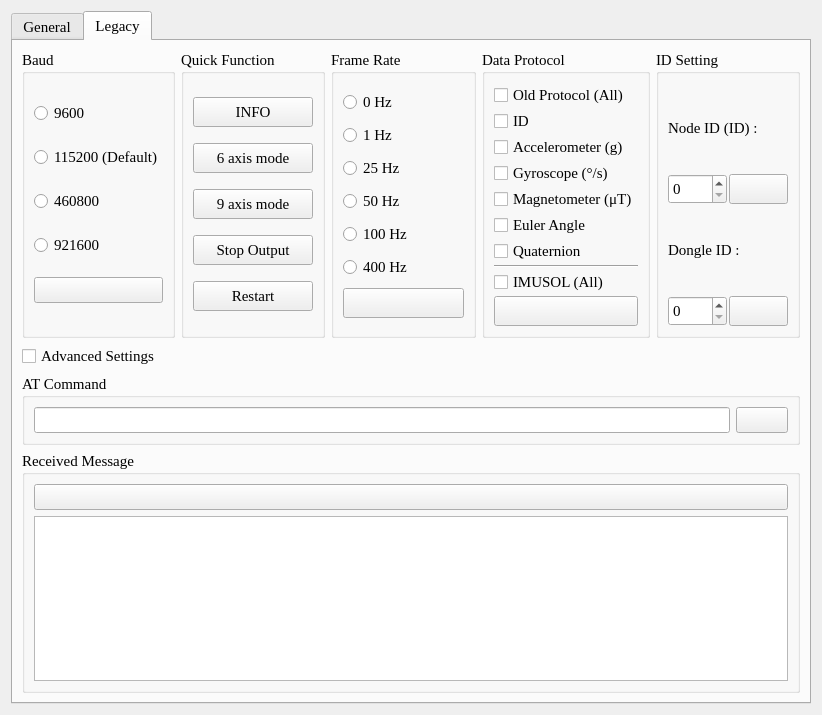
Before: the Qt Designer form CHCenter/chsettingform.ui in dongFangTuring/CHCenter, drawn with Qt 5.
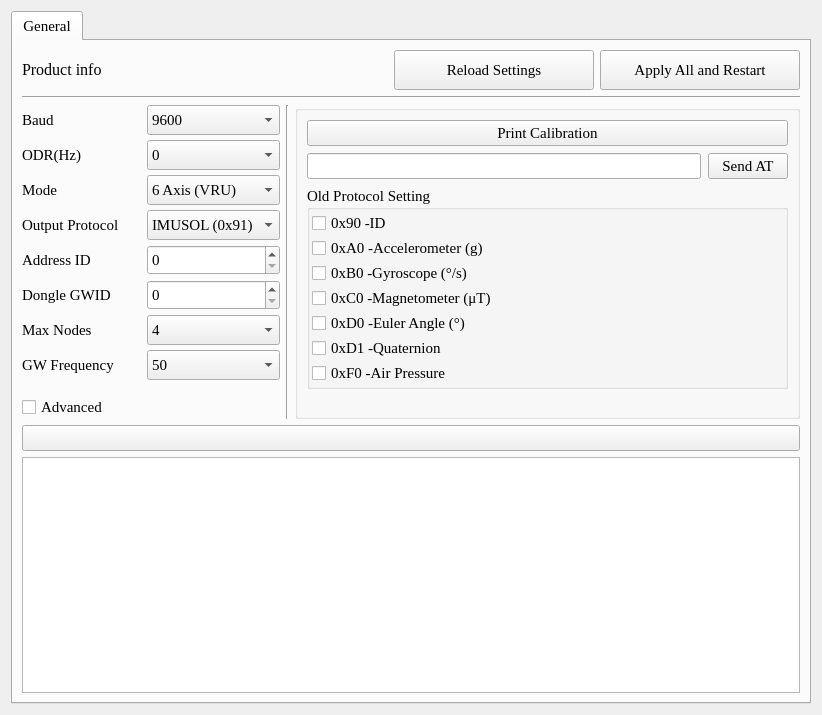
After: the same form once the commit is applied. The open tabs and pages were chosen to show the change. Icons and pictures are not drawn.

Diff of the .ui file:
```diff
--- a/CHCenter/chsettingform.ui
+++ b/CHCenter/chsettingform.ui
@@ -599,493 +599,6 @@
        </item>
       </layout>
      </widget>
-     <widget class="QWidget" name="tab_2">
-      <attribute name="title">
-       <string>Legacy</string>
-      </attribute>
-      <layout class="QVBoxLayout" name="verticalLayout_6">
-       <item>
-        <layout class="QHBoxLayout" name="horizontalLayout_4">
-         <item>
-          <widget class="QGroupBox" name="BaudrateGB">
-           <property name="title">
-            <string>Baud</string>
-           </property>
-           <layout class="QVBoxLayout" name="verticalLayout">
-            <property name="spacing">
-             <number>2</number>
-            </property>
-            <item>
-             <widget class="QRadioButton" name="BR9600BTN">
-              <property name="text">
-               <string>9600</string>
-              </property>
-             </widget>
-            </item>
-            <item>
-             <widget class="QRadioButton" name="BR115200BTN">
-              <property name="text">
-               <string>115200 (Default)</string>
-              </property>
-             </widget>
-            </item>
-            <item>
-             <widget class="QRadioButton" name="BR460800BTN">
-              <property name="text">
-               <string>460800</string>
-              </property>
-             </widget>
-            </item>
-            <item>
-             <widget class="QRadioButton" name="BR921600BTN">
-              <property name="text">
-               <string>921600</string>
-              </property>
-             </widget>
-            </item>
-            <item>
-             <widget class="QPushButton" name="BRSetBTN">
-              <property name="text">
-               <string/>
-              </property>
-              <property name="icon">
-               <iconset resource="resources.qrc">
-                <normaloff>:/images/send.png</normaloff>:/images/send.png</iconset>
-              </property>
-              <property name="iconSize">
-               <size>
-                <width>20</width>
-                <height>20</height>
-               </size>
-              </property>
-             </widget>
-            </item>
-           </layout>
-          </widget>
-         </item>
-         <item>
-          <widget class="QGroupBox" name="QuickGB">
-           <property name="title">
-            <string>Quick Function</string>
-           </property>
-           <layout class="QVBoxLayout" name="verticalLayout_3">
-            <property name="spacing">
-             <number>2</number>
-            </property>
-            <item>
-             <widget class="QPushButton" name="InfoBTN">
-              <property name="minimumSize">
-               <size>
-                <width>100</width>
-                <height>30</height>
-               </size>
-              </property>
-              <property name="text">
-               <string>INFO</string>
-              </property>
-             </widget>
-            </item>
-            <item>
-             <widget class="QPushButton" name="Mode6AxisBTN">
-              <property name="minimumSize">
-               <size>
-                <width>100</width>
-                <height>30</height>
-               </size>
-              </property>
-              <property name="text">
-               <string>6 axis mode</string>
-              </property>
-             </widget>
-            </item>
-            <item>
-             <widget class="QPushButton" name="Mode9AxisBTN">
-              <property name="minimumSize">
-               <size>
-                <width>100</width>
-                <height>30</height>
-               </size>
-              </property>
-              <property name="text">
-               <string>9 axis mode</string>
-              </property>
-             </widget>
-            </item>
-            <item>
-             <widget class="QPushButton" name="StopStreamBTN">
-              <property name="minimumSize">
-               <size>
-                <width>100</width>
-                <height>30</height>
-               </size>
-              </property>
-              <property name="text">
-               <string>Stop Output</string>
-              </property>
-             </widget>
-            </item>
-            <item>
-             <widget class="QPushButton" name="RestartBTN">
-              <property name="minimumSize">
-               <size>
-                <width>100</width>
-                <height>30</height>
-               </size>
-              </property>
-              <property name="text">
-               <string>Restart</string>
-              </property>
-             </widget>
-            </item>
-           </layout>
-          </widget>
-         </item>
-         <item>
-          <widget class="QGroupBox" name="FrameRateGB">
-           <property name="title">
-            <string>Frame Rate</string>
-           </property>
-           <layout class="QGridLayout" name="gridLayout_2">
-            <property name="verticalSpacing">
-             <number>2</number>
-            </property>
-            <item row="7" column="0">
-             <widget class="QRadioButton" name="FR100BTN">
-              <property name="text">
-               <string>100 Hz</string>
-              </property>
-             </widget>
-            </item>
-            <item row="9" column="0">
-             <widget class="QPushButton" name="FRSetBTN">
-              <property name="minimumSize">
-               <size>
-                <width>0</width>
-                <height>30</height>
-               </size>
-              </property>
-              <property name="text">
-               <string/>
-              </property>
-              <property name="icon">
-               <iconset resource="resources.qrc">
-                <normaloff>:/images/send.png</normaloff>:/images/send.png</iconset>
-              </property>
-             </widget>
-            </item>
-            <item row="5" column="0">
-             <widget class="QRadioButton" name="FR25BTN">
-              <property name="text">
-               <string>25 Hz</string>
-              </property>
-             </widget>
-            </item>
-            <item row="6" column="0">
-             <widget class="QRadioButton" name="FR50BTN">
-              <property name="text">
-               <string>50 Hz</string>
-              </property>
-             </widget>
-            </item>
-            <item row="3" column="0">
-             <widget class="QRadioButton" name="FR0BTN">
-              <property name="text">
-               <string>0 Hz</string>
-              </property>
-             </widget>
-            </item>
-            <item row="4" column="0">
-             <widget class="QRadioButton" name="FR1BTN">
-              <property name="text">
-               <string>1 Hz</string>
-              </property>
-             </widget>
-            </item>
-            <item row="8" column="0">
-             <widget class="QRadioButton" name="FR400BTN">
-              <property name="text">
-               <string>400 Hz</string>
-              </property>
-             </widget>
-            </item>
-           </layout>
-          </widget>
-         </item>
-         <item>
-          <widget class="QGroupBox" name="DataProtocolGB">
-           <property name="title">
-            <string>Data Protocol</string>
-           </property>
-           <layout class="QVBoxLayout" name="verticalLayout_2">
-            <property name="spacing">
-             <number>2</number>
-            </property>
-            <item>
-             <widget class="QCheckBox" name="OldPTLCheckBox">
-              <property name="text">
-               <string>Old Protocol (All)</string>
-              </property>
-             </widget>
-            </item>
-            <item>
-             <widget class="QCheckBox" name="IDCheckBox">
-              <property name="text">
-               <string>ID</string>
-              </property>
-             </widget>
-            </item>
-            <item>
-             <widget class="QCheckBox" name="AccCheckBox">
-              <property name="text">
-               <string>Accelerometer (g)</string>
-              </property>
-             </widget>
-            </item>
-            <item>
-             <widget class="QCheckBox" name="GyroCheckBox">
-              <property name="text">
-               <string>Gyroscope (°/s)</string>
-              </property>
-             </widget>
-            </item>
-            <item>
-             <widget class="QCheckBox" name="MagCheckBox">
-              <property name="text">
-               <string>Magnetometer (μT)</string>
-              </property>
-             </widget>
-            </item>
-            <item>
-             <widget class="QCheckBox" name="EulerCheckBox">
-              <property name="text">
-               <string>Euler Angle</string>
-              </property>
-             </widget>
-            </item>
-            <item>
-             <widget class="QCheckBox" name="QuatCheckBox">
-              <property name="text">
-               <string>Quaternion</string>
-              </property>
-             </widget>
-            </item>
-            <item>
-             <widget class="Line" name="line">
-              <property name="orientation">
-               <enum>Qt::Horizontal</enum>
-              </property>
-             </widget>
-            </item>
-            <item>
-             <widget class="QCheckBox" name="IMUSOLCheckBox">
-              <property name="text">
-               <string>IMUSOL (All)</string>
-              </property>
-             </widget>
-            </item>
-            <item>
-             <widget class="QPushButton" name="ProtocolSetBTN">
-              <property name="minimumSize">
-               <size>
-                <width>0</width>
-                <height>30</height>
-               </size>
-              </property>
-              <property name="text">
-               <string/>
-              </property>
-              <property name="icon">
-               <iconset resource="resources.qrc">
-                <normaloff>:/images/send.png</normaloff>:/images/send.png</iconset>
-              </property>
-             </widget>
-            </item>
-           </layout>
-          </widget>
-         </item>
-         <item>
-          <widget class="QGroupBox" name="IDSettingGB">
-           <property name="title">
-            <string>ID Setting</string>
-           </property>
-           <layout class="QVBoxLayout" name="verticalLayout_4">
-            <property name="spacing">
-             <number>2</number>
-            </property>
-            <item>
-             <widget class="QLabel" name="label">
-              <property name="text">
-               <string>Node ID (ID) : </string>
-              </property>
-             </widget>
-            </item>
-            <item>
-             <layout class="QHBoxLayout" name="horizontalLayout">
-              <item>
-               <widget class="QSpinBox" name="IDInput">
-                <property name="minimumSize">
-                 <size>
-                  <width>0</width>
-                  <height>30</height>
-                 </size>
-                </property>
-               </widget>
-              </item>
-              <item>
-               <widget class="QPushButton" name="IDSetBTN">
-                <property name="minimumSize">
-                 <size>
-                  <width>0</width>
-                  <height>30</height>
-                 </size>
-                </property>
-                <property name="text">
-                 <string/>
-                </property>
-                <property name="icon">
-                 <iconset resource="resources.qrc">
-                  <normaloff>:/images/send.png</normaloff>:/images/send.png</iconset>
-                </property>
-               </widget>
-              </item>
-             </layout>
-            </item>
-            <item>
-             <widget class="QLabel" name="label_2">
-              <property name="text">
-               <string>Dongle ID : </string>
-              </property>
-             </widget>
-            </item>
-            <item>
-             <layout class="QHBoxLayout" name="horizontalLayout_5">
-              <item>
-               <widget class="QSpinBox" name="GWIDInput">
-                <property name="minimumSize">
-                 <size>
-                  <width>0</width>
-                  <height>30</height>
-                 </size>
-                </property>
-               </widget>
-              </item>
-              <item>
-               <widget class="QPushButton" name="GWIDSetBTN">
-                <property name="minimumSize">
-                 <size>
-                  <width>0</width>
-                  <height>30</height>
-                 </size>
-                </property>
-                <property name="text">
-                 <string/>
-                </property>
-                <property name="icon">
-                 <iconset resource="resources.qrc">
-                  <normaloff>:/images/send.png</normaloff>:/images/send.png</iconset>
-                </property>
-               </widget>
-              </item>
-             </layout>
-            </item>
-           </layout>
-          </widget>
-         </item>
-        </layout>
-       </item>
-       <item>
-        <widget class="QCheckBox" name="AdvancedCheckBox">
-         <property name="layoutDirection">
-          <enum>Qt::LeftToRight</enum>
-         </property>
-         <property name="text">
-          <string>Advanced Settings</string>
-         </property>
-        </widget>
-       </item>
-       <item>
-        <widget class="QGroupBox" name="ATcmdGB">
-         <property name="title">
-          <string>AT Command</string>
-         </property>
-         <layout class="QHBoxLayout" name="horizontalLayout_2">
-          <item>
-           <widget class="QLineEdit" name="ATcmdInput">
-            <property name="minimumSize">
-             <size>
-              <width>0</width>
-              <height>20</height>
-             </size>
-            </property>
-           </widget>
-          </item>
-          <item>
-           <widget class="QPushButton" name="sendATcmdBTN">
-            <property name="text">
-             <string/>
-            </property>
-            <property name="icon">
-             <iconset resource="resources.qrc">
-              <normaloff>:/images/send.png</normaloff>:/images/send.png</iconset>
-            </property>
-            <property name="iconSize">
-             <size>
-              <width>30</width>
-              <height>20</height>
-             </size>
-            </property>
-           </widget>
-          </item>
-         </layout>
-        </widget>
-       </item>
-       <item>
-        <widget class="QGroupBox" name="MsgGB">
-         <property name="title">
-          <string>Received Message</string>
-         </property>
-         <layout class="QVBoxLayout" name="verticalLayout_5">
-          <item>
-           <widget class="QPushButton" name="clearBTN">
-            <property name="sizePolicy">
-             <sizepolicy hsizetype="Minimum" vsizetype="Fixed">
-              <horstretch>0</horstretch>
-              <verstretch>0</verstretch>
-             </sizepolicy>
-            </property>
-            <property name="text">
-             <string/>
-            </property>
-            <property name="icon">
-             <iconset resource="resources.qrc">
-              <normaloff>:/images/clear_text.png</normaloff>:/images/clear_text.png</iconset>
-            </property>
-            <property name="iconSize">
-             <size>
-              <width>30</width>
-              <height>20</height>
-             </size>
-            </property>
-           </widget>
-          </item>
-          <item>
-           <widget class="QTextBrowser" name="TerminalBox">
-            <property name="minimumSize">
-             <size>
-              <width>0</width>
-              <height>150</height>
-             </size>
-            </property>
-            <property name="overwriteMode">
-             <bool>true</bool>
-            </property>
-           </widget>
-          </item>
-         </layout>
-        </widget>
-       </item>
-      </layout>
-     </widget>
     </widget>
    </item>
   </layout>
```
